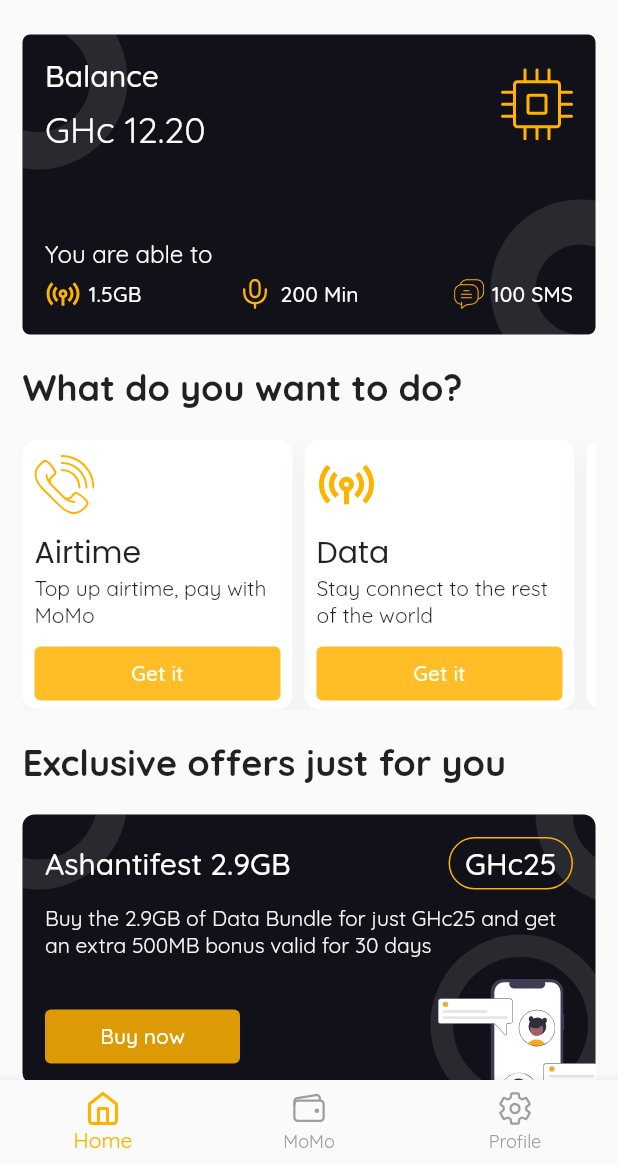
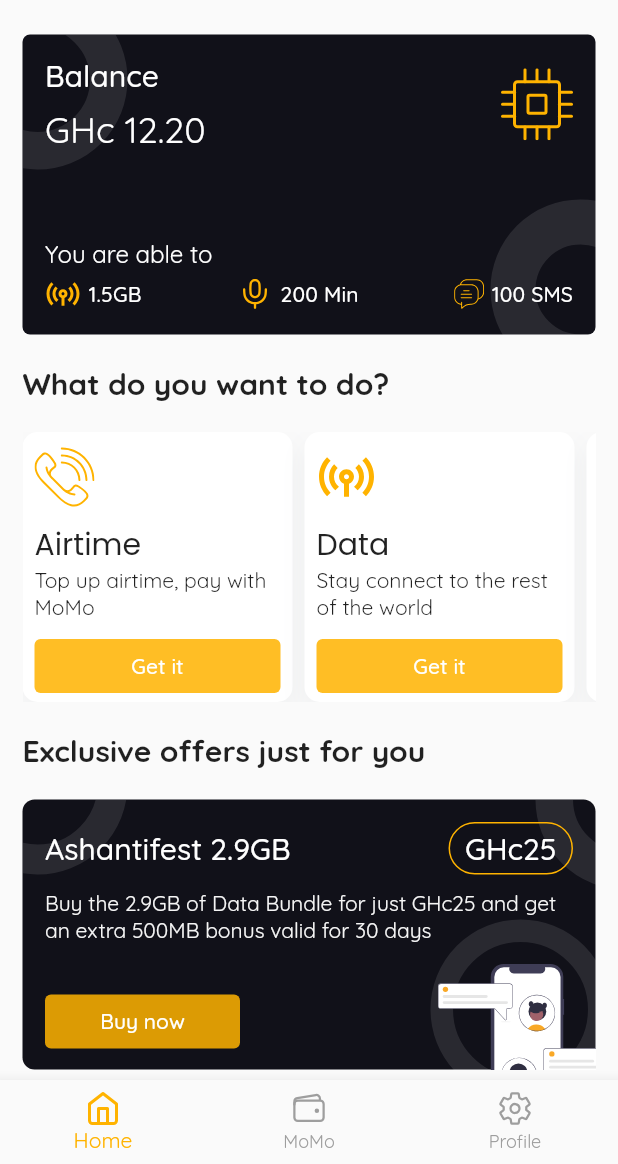
Before and after one commit to jeronasiedu/mira, a Flutter app: the screen it shows after launch, on a phone screen of 412 x 824 dp, the part 72-1236 px from its top. Run offline on Flutter 3.47's test engine with Material 2 defaults, Android fonts, the phone set to English and light mode, and no system bars; drawn by our look-alikes of badges; our stand-ins replace flutter_feather_icons, flutter_svg, google_fonts, ionicons.

Commit message:
reduce heading text font size

```diff
--- a/lib/pages/home.dart
+++ b/lib/pages/home.dart
@@ -11,7 +11,7 @@ class HomePage extends StatelessWidget {
 
   @override
   Widget build(BuildContext context) {
-    var headingText = Theme.of(context).textTheme.headline5!.copyWith(
+    var headingText = Theme.of(context).textTheme.headline6!.copyWith(
           fontWeight: FontWeight.bold,
         );
     return ListView(
```
Also changed, not shown: lib/data/exclusive_cards_data.dart (+0 -28 lines).
